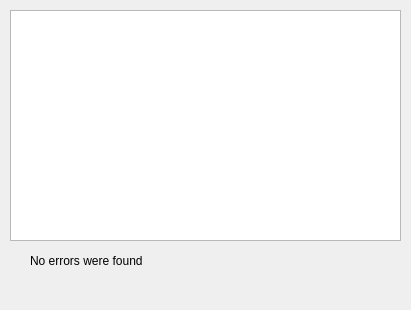
Old version of the form validationDock.ui in the repository wonder-sk/topol.
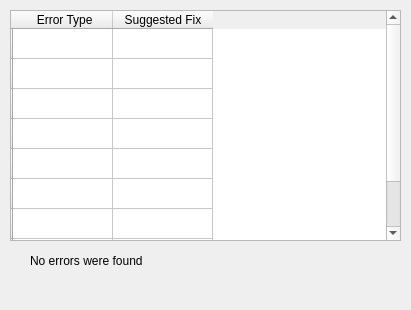
New version of the form.

What changed in the file:
```diff
--- a/validationDock.ui
+++ b/validationDock.ui
@@ -25,7 +25,63 @@
     </property>
     <layout class="QGridLayout" name="gridLayout">
      <item row="0" column="0">
-      <widget class="QTableWidget" name="errorTable"/>
+      <widget class="QTableWidget" name="errorTable">
+       <row>
+        <property name="text">
+         <string/>
+        </property>
+       </row>
+       <row>
+        <property name="text">
+         <string/>
+        </property>
+       </row>
+       <row>
+        <property name="text">
+         <string/>
+        </property>
+       </row>
+       <row>
+        <property name="text">
+         <string/>
+        </property>
+       </row>
+       <row>
+        <property name="text">
+         <string/>
+        </property>
+       </row>
+       <row>
+        <property name="text">
+         <string/>
+        </property>
+       </row>
+       <row>
+        <property name="text">
+         <string/>
+        </property>
+       </row>
+       <row>
+        <property name="text">
+         <string/>
+        </property>
+       </row>
+       <row>
+        <property name="text">
+         <string/>
+        </property>
+       </row>
+       <column>
+        <property name="text">
+         <string> Error Type</string>
+        </property>
+       </column>
+       <column>
+        <property name="text">
+         <string>Suggested Fix</string>
+        </property>
+       </column>
+      </widget>
      </item>
     </layout>
    </widget>
```
